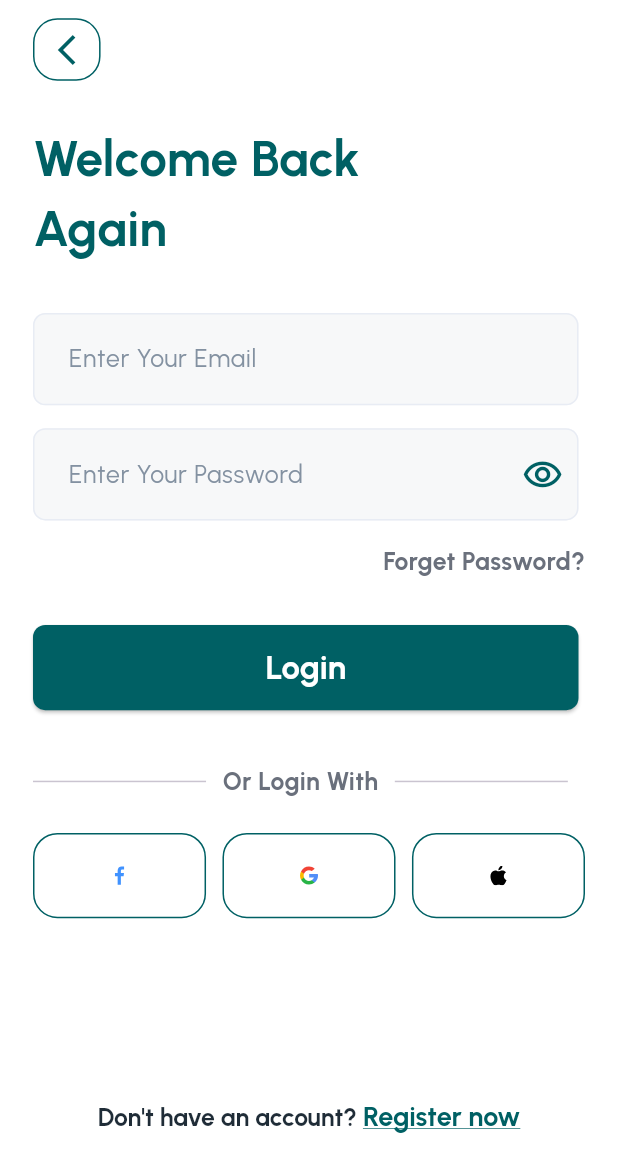
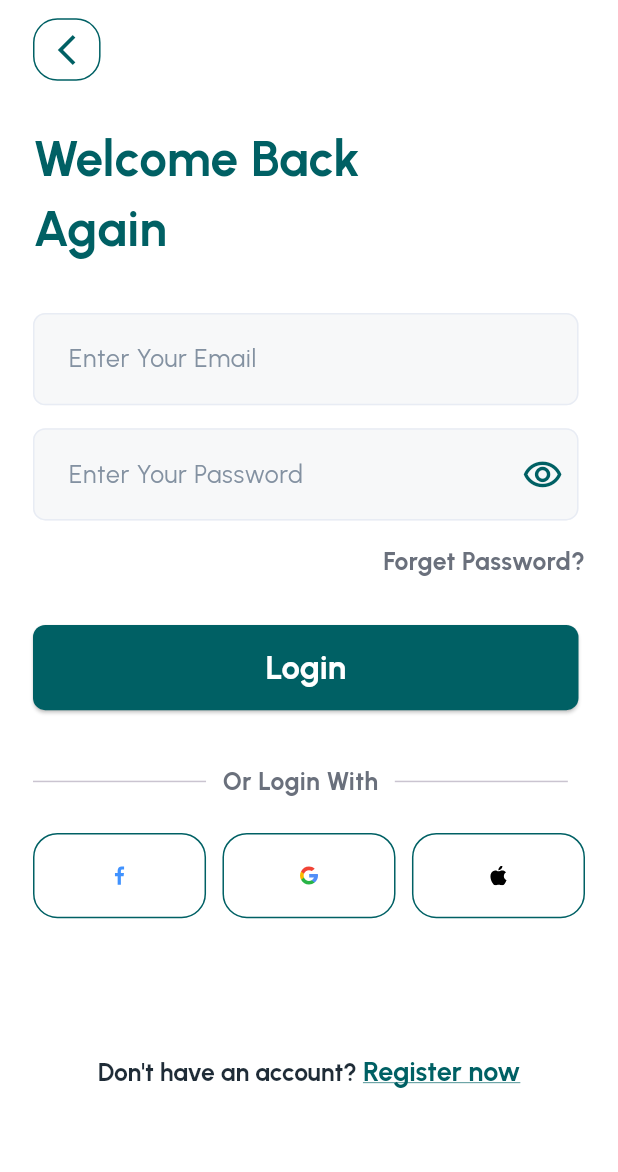
Before and after one commit to AnasHogent/FlutterApp, a Flutter app: the screen it shows after launch, after a tap on "Login", on a phone screen of 412 x 824 dp. Shown: the top 1172 px of the screen. Run offline on Flutter 3.47's test engine with Material 3 defaults, Android fonts, the phone set to English and light mode, and no system bars; our stand-ins replace cloud_firestore, dartz, firebase_auth, firebase_core, flutter_bloc, flutter_screenutil and 3 more; accounts and stored records are empty.

Commit message:
editing in style onboarding_screen + login_screen

```diff
--- a/med_reminder_app/lib/core/features/on_boarding_screen.dart
+++ /dev/null
@@ -1,13 +0,0 @@
-import 'package:flutter/material.dart';
-
-class OnBoardingScreen extends StatelessWidget {
-  const OnBoardingScreen({super.key});
-
-  @override
-  Widget build(BuildContext context) {
-    return Scaffold(body: Column(children: [
-
-      ],
-     ));
-  }
-}
--- a/med_reminder_app/lib/screens/auth/login_screen.dart
+++ b/med_reminder_app/lib/screens/auth/login_screen.dart
@@ -35,6 +35,7 @@ class _LoginScreenState extends State<LoginScreen> {
 
   @override
   Widget build(BuildContext context) {
+    //SystemChrome.setEnabledSystemUIMode(SystemUiMode.edgeToEdge);
     return SafeArea(
       child: Scaffold(
         body: SingleChildScrollView(
@@ -165,7 +166,7 @@ class _LoginScreenState extends State<LoginScreen> {
                       ),
                       const HeightSpace(22),
                       const CustomOrLoginWidgate(),
-                      const HeightSpace(120),
+                      const HeightSpace(90),
                       Center(
                         child: RichText(
                           text: TextSpan(
--- a/med_reminder_app/lib/screens/onboarding_screen.dart
+++ b/med_reminder_app/lib/screens/onboarding_screen.dart
@@ -13,8 +13,13 @@ class OnboardingScreen extends StatelessWidget {
 
   @override
   Widget build(BuildContext context) {
+    //SystemChrome.setEnabledSystemUIMode(SystemUiMode.edgeToEdge);
+
     return Scaffold(
-      body: SingleChildScrollView(
+      body: SafeArea(
+        bottom: true,
+        top: false,
+        child: SingleChildScrollView(
           child: Column(
             children: [
               Image.asset(
@@ -41,17 +46,19 @@ class OnboardingScreen extends StatelessWidget {
                 width: 331.w,
                 height: 56.h,
               ),
-            HeightSpace(46),
+              HeightSpace(20),
               Text(
                 "Continue as a guest",
                 style: AppStyles.black15BoldStyle.copyWith(
-                color: const Color(0xFF202955),
+                  color: const Color.fromARGB(255, 0, 117, 212),
+                  fontWeight: FontWeight.bold,
                   decoration: TextDecoration.underline,
                 ),
               ),
             ],
           ),
         ),
+      ),
     );
   }
 }
```
Lines whose indentation alone changed are shown as unchanged.
